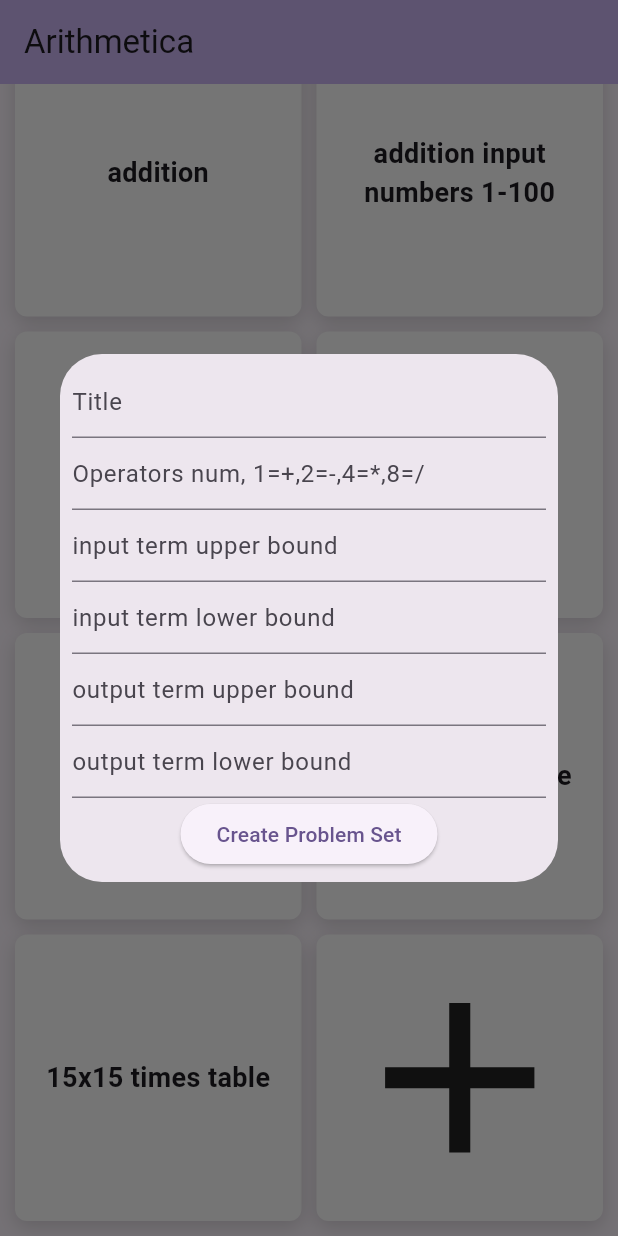
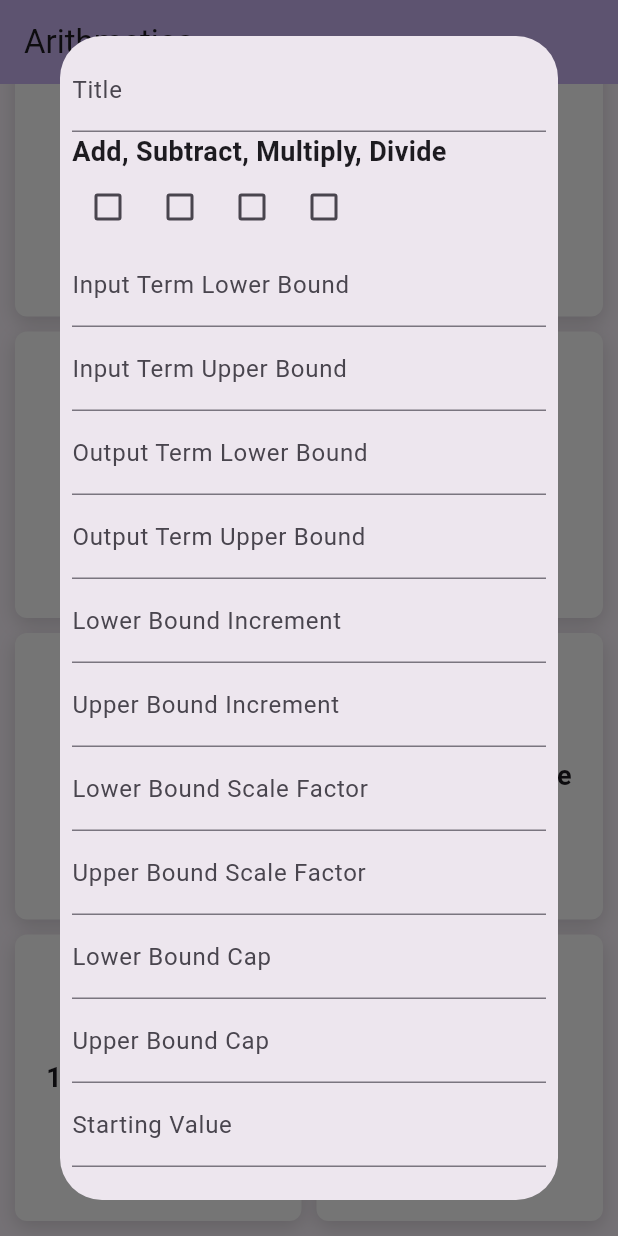
Before and after one commit to kowandiki/arithmetica, a Flutter app: the screen it shows after launch, scrolled down 46 dp, after a tap on the "add" icon, on a phone screen of 412 x 824 dp. Run offline on Flutter 3.47's test engine with Material 3 defaults, Android fonts, the phone set to English and light mode, and no system bars; our stand-ins replace sqflite; accounts and stored records are empty.

Commit message:
add missing fields to new problem set creation, allow editing and deleting of problem sets. Default problem sets are now stored in db

```diff
--- a/lib/db/database_helper.dart
+++ b/lib/db/database_helper.dart
@@ -7,6 +7,7 @@ import 'package:sqflite/sqflite.dart';
 
 class DatabaseHelper {
   static final String problemSetsTable = "problem_sets";
+  static final String flagTable = "flags";
   static final String databaseName = "arithmetica.db";
   static String? databasePath;
   static Database? db;
@@ -14,7 +15,12 @@ class DatabaseHelper {
   static Future<void> init() async {
     DatabaseHelper.databasePath = await getDatabasesPath();
     DatabaseHelper.db = await openDatabase("$databasePath/$databaseName");
+
     await createTables();
+
+    if (await DatabaseHelper.getMaxProblemSetId() == 0) {
+      await DatabaseHelper.insertInitialProblemSets();
+    }
   }
 
   static Future<void> createTables() async {
@@ -27,7 +33,7 @@ class DatabaseHelper {
       CREATE TABLE IF NOT EXISTS $problemSetsTable (
         id INTEGER PRIMARY KEY AUTOINCREMENT,
 
-        title TEXT,
+        title TEXT NOT NULL,
 
         operators INTEGER,
 
@@ -69,6 +75,87 @@ class DatabaseHelper {
     if (db == null) {
       await DatabaseHelper.init();
     }
+    insertProblemSet(ArithmeticSettings(
+      id: 0,
+      title: "addition",
+      operators: Operators.addition,
+      outputTermLowerBound: 1,
+      outputTermUpperBound: 20,
+      inputTermLowerBound: 1,
+      inputTermUpperBound: 20,
+      lowerBoundIncrement: 5,
+      upperBoundIncrement: 5,
+      lowerBoundScaleFactor: 1.05,
+      upperBoundScaleFactor: 1.05
+    ));
+
+    insertProblemSet(ArithmeticSettings(
+      id: 1,
+      title: "addition input numbers 1-100",
+      operators: Operators.addition,
+      inputTermLowerBound: 1,
+      inputTermUpperBound: 100,
+      lowerBoundIncrement: 0,
+      upperBoundIncrement: 0,
+    ));
+
+    insertProblemSet(ArithmeticSettings(
+      id: 2,
+      title: "subtraction",
+      operators: Operators.subtraction,
+      outputTermLowerBound: 1,
+      outputTermUpperBound: 20,
+      inputTermLowerBound: 1,
+      inputTermUpperBound: 20,
+      lowerBoundIncrement: 5,
+      upperBoundIncrement: 5,
+      lowerBoundScaleFactor: 1.05,
+      upperBoundScaleFactor: 1.05
+    ));
+
+    insertProblemSet(ArithmeticSettings(
+      id: 3,
+      title: "multiplication",
+      operators: Operators.multiplication,
+      outputTermLowerBound: 5,
+      outputTermUpperBound: 20,
+      lowerBoundIncrement: 0,
+      upperBoundIncrement: 5,
+      lowerBoundScaleFactor: 1.04,
+      upperBoundScaleFactor: 1.05,
+    ));
+
+    insertProblemSet(ArithmeticSettings(
+      id: 4,
+      title: "division",
+      operators: Operators.division,
+      outputTermLowerBound: 1,
+      outputTermUpperBound: 20,
+      lowerBoundIncrement: 5,
+      upperBoundIncrement: 5,
+      lowerBoundScaleFactor: 1.05,
+      upperBoundScaleFactor: 1.05,
+    ));
+
+    insertProblemSet(ArithmeticSettings(
+      id: 5,
+      title: "12x12 times table",
+      operators: Operators.multiplication,
+      inputTermLowerBound: 2,
+      inputTermUpperBound: 12,
+      outputTermLowerBound: 1,
+      outputTermUpperBound: 200,
+    ));
+
+    insertProblemSet(ArithmeticSettings(
+      id: 6,
+      title: "15x15 times table",
+      operators: Operators.multiplication,
+      inputTermLowerBound: 2,
+      inputTermUpperBound: 15,
+      outputTermLowerBound: 1,
+      outputTermUpperBound: 200,
+    ));
 
   }
 
--- a/lib/main.dart
+++ b/lib/main.dart
@@ -1,8 +1,8 @@
 import 'package:arithmetica/db/database_helper.dart';
 import 'package:arithmetica/settings/arithmetic_settings.dart';
+import 'package:arithmetica/widgets/modify_problem_set_dialog.dart';
 import 'package:flutter/material.dart';
-import 'package:arithmetica/pages/arithmetic.dart';
-import 'package:arithmetica/tile.dart';
+import 'package:arithmetica/widgets/tile.dart';
 
 void main() {
   runApp(const MyApp());
@@ -41,13 +41,6 @@ class MyHomePage extends StatefulWidget {
 
 class _MyHomePageState extends State<MyHomePage> {
 
-  final TextEditingController _titleController = TextEditingController();
-  final TextEditingController _operatorsController = TextEditingController();
-  final TextEditingController _inputTermUpperBoundController = TextEditingController();
-  final TextEditingController _inputTermLowerBoundController = TextEditingController();
-  final TextEditingController _outputTermUpperBoundController = TextEditingController();
-  final TextEditingController _outputTermLowerBoundController = TextEditingController();
-
   void createNewProblemSet(ArithmeticSettings settings) async {
 
     debugPrint("${await DatabaseHelper.getAllProblemSets()}");
@@ -75,6 +68,7 @@ class _MyHomePageState extends State<MyHomePage> {
     problemSets.add(
       Tile(
         problemSetSettings: newSettings,
+        deleteTile: deleteTile,
       )
     );
 
@@ -87,148 +81,26 @@ class _MyHomePageState extends State<MyHomePage> {
     debugPrint("new problem set added to the db");
   }
 
-  Dialog createNewProblemDialog() {
-    return Dialog(
-      child: Padding(
-        padding: const EdgeInsets.all(8.0),
-        child: Column(
-          mainAxisSize: MainAxisSize.min,
-          children: [
-            TextField(controller: _titleController,
-              decoration: InputDecoration(hintText: "Title"),),
-            TextField(controller: _operatorsController,
-              decoration: InputDecoration(hintText: "Operators num, 1=+,2=-,4=*,8=/"),
-              keyboardType: TextInputType.numberWithOptions(decimal: false),),
-            TextField(controller: _inputTermUpperBoundController,
-              decoration: InputDecoration(hintText: "input term upper bound"),
-              keyboardType: TextInputType.numberWithOptions(decimal: false),),
-            TextField(controller: _inputTermLowerBoundController,
-            decoration: InputDecoration(hintText: "input term lower bound"),
-            keyboardType: TextInputType.numberWithOptions(decimal: false),),
-            TextField(controller: _outputTermUpperBoundController,
-            decoration: InputDecoration(hintText: "output term upper bound"),
-            keyboardType: TextInputType.numberWithOptions(decimal: false),),
-            TextField(controller: _outputTermLowerBoundController,
-            decoration: InputDecoration(hintText: "output term lower bound"),
-            keyboardType: TextInputType.numberWithOptions(decimal: false),),
-            ElevatedButton(
-              child: Text("Create Problem Set"),
-              onPressed: () {
+  void deleteTile(int? id) {
+    // find tile with matching id and remove it from the list
+    // remove problem set from db
+    if (id == null) {
+      return;
+    }
 
-                ArithmeticSettings settings = ArithmeticSettings(
-                  id: -1,
-                  title: _titleController.text.isEmpty ? "New Problem Set" : _titleController.text,
-                  operators: int.tryParse(_operatorsController.text) ?? 0,
-                  inputTermLowerBound: int.tryParse(_inputTermLowerBoundController.text),
-                  inputTermUpperBound: int.tryParse(_inputTermUpperBoundController.text),
-                  outputTermLowerBound: int.tryParse(_outputTermLowerBoundController.text),
-                  outputTermUpperBound: int.tryParse(_outputTermUpperBoundController.text),
-                );
+    for (int i = 0; i < problemSets.length; i++) {
+      if (problemSets[i].problemSetSettings.id != null && problemSets[i].problemSetSettings.id! == id) {
+        problemSets.removeAt(i);
+        break;
+      }
+    }
+    DatabaseHelper.removeProblemSet(id);
 
-                createNewProblemSet(settings);
-
-                Navigator.pop(context);
-              },
-            )
-          ]
-        )
-      )
-    );
+    setState((){});
   }
 
-  List<Tile> problemSets =
-  [
-    Tile(
-      problemSetSettings: ArithmeticSettings(
-        id: -1,
-        title: "addition",
-        operators: Operators.addition,
-        outputTermLowerBound: 1,
-        outputTermUpperBound: 20,
-        inputTermLowerBound: 1,
-        inputTermUpperBound: 20,
-        lowerBoundIncrement: 5,
-        upperBoundIncrement: 5,
-        lowerBoundScaleFactor: 1.05,
-        upperBoundScaleFactor: 1.05
-      ),
-    ),
-    Tile(
-      problemSetSettings: ArithmeticSettings(
-        id: 1,
-        title: "addition input numbers 1-100",
-        operators: Operators.addition,
-        inputTermLowerBound: 1,
-        inputTermUpperBound: 100,
-        lowerBoundIncrement: 0,
-        upperBoundIncrement: 0,
-      ),
-    ),
-    Tile(
-      problemSetSettings: ArithmeticSettings(
-        id: 2,
-        title: "subtraction",
-        operators: Operators.subtraction,
-        outputTermLowerBound: 1,
-        outputTermUpperBound: 20,
-        inputTermLowerBound: 1,
-        inputTermUpperBound: 20,
-        lowerBoundIncrement: 5,
-        upperBoundIncrement: 5,
-        lowerBoundScaleFactor: 1.05,
-        upperBoundScaleFactor: 1.05
-      ),
-    ),
-    Tile(
-      problemSetSettings: ArithmeticSettings(
-        id: 3,
-        title: "multiplication",
-        operators: Operators.multiplication,
-        outputTermLowerBound: 5,
-        outputTermUpperBound: 20,
-        lowerBoundIncrement: 0,
-        upperBoundIncrement: 5,
-        lowerBoundScaleFactor: 1.04,
-        upperBoundScaleFactor: 1.05,
-      ),
-    ),
-    Tile(
-      problemSetSettings: ArithmeticSettings(
-        id: 4,
-        title: "division",
-        operators: Operators.division,
-        outputTermLowerBound: 1,
-        outputTermUpperBound: 20,
-        lowerBoundIncrement: 5,
-        upperBoundIncrement: 5,
-        lowerBoundScaleFactor: 1.05,
-        upperBoundScaleFactor: 1.05,
-      ),
-    ),
-    Tile(
-      problemSetSettings: ArithmeticSettings(
-        id: 5,
-        title: "12x12 times table",
-        operators: Operators.multiplication,
-        inputTermLowerBound: 2,
-        inputTermUpperBound: 12,
-        outputTermLowerBound: 1,
-        outputTermUpperBound: 200,
-      ),
-    ),
+  List<Tile> problemSets = [];
 
-    Tile(
-      problemSetSettings: ArithmeticSettings(
-        id: 6,
-        title: "15x15 times table",
-        operators: Operators.multiplication,
-        inputTermLowerBound: 2,
-        inputTermUpperBound: 15,
-        outputTermLowerBound: 1,
-        outputTermUpperBound: 200,
-      ),
-    ),
-  ];
 
   final BoxDecoration boxDecoration = BoxDecoration(
     color: Colors.white,
@@ -249,12 +121,16 @@ class _MyHomePageState extends State<MyHomePage> {
     super.initState();
 
     addNewProblemSet = GestureDetector(
-      onTap: () {
+      onTap: () async {
         debugPrint("$problemSets");
-        showDialog(
+        final result = await showDialog(
           context: context,
-          builder: (BuildContext context) => createNewProblemDialog()
+          builder: (BuildContext context) => ModifyProblemSetDialog()
         );
+
+        if (result != null) {
+          createNewProblemSet(result!);
+        }
       },
       child: Container(
         decoration: boxDecoration,
@@ -265,11 +141,17 @@ class _MyHomePageState extends State<MyHomePage> {
       ),
     );
 
+    problemSets = [
+      //
+    ];
+
     loadProblemSetsFromDB();
+
+
   }
 
   void loadProblemSetsFromDB() async {
-    problemSets += (await DatabaseHelper.getAllProblemSets()).map((e) => Tile(problemSetSettings: e)).toList();
+    problemSets += (await DatabaseHelper.getAllProblemSets()).map((e) => Tile(problemSetSettings: e, deleteTile: deleteTile,)).toList();
 
     setState((){});
   }
--- a/lib/pages/arithmetic.dart
+++ b/lib/pages/arithmetic.dart
@@ -7,13 +7,7 @@ import 'package:arithmetica/util.dart';
 import 'package:flutter/material.dart';
 import 'package:flutter/services.dart';
 
-/// bitwise OR these operators together to get more types of operands on the Arithmetic Page
-class Operators {
-  static const addition = 0x1;
-  static const subtraction = 0x2;
-  static const multiplication = 0x4;
-  static const division = 0x8;
-}
+
 
 /// Page for generating and testing the user with basic arithmetic operations (addition, subtraction, multiplication, and division). <br>
 /// This page will automatically exit if the [targetValue] is reached, or if the upper and lower bounds equal.
--- a/lib/settings/arithmetic_settings.dart
+++ b/lib/settings/arithmetic_settings.dart
@@ -1,6 +1,14 @@
 
 
 import 'package:arithmetica/settings/problem_set_settings.dart';
+
+/// bitwise OR these operators together to get more types of operands on the Arithmetic Page
+class Operators {
+  static const addition = 0x1;
+  static const subtraction = 0x2;
+  static const multiplication = 0x4;
+  static const division = 0x8;
+}
 
 class ArithmeticSettings extends ProblemSetSettings {
   /// A bit vector representing which operators should be used when generating problems. <br>
--- a/lib/settings/problem_set_settings.dart
+++ b/lib/settings/problem_set_settings.dart
@@ -1,7 +1,7 @@
 
 abstract class ProblemSetSettings {
   /// Unique ID representing the problem set
-  final int id;
+  final int? id;
   /// Title of the problem set
   final String title;
   /// lowerBound is used in determining the RHS value. Particularly important for addition and multiplication
--- /dev/null
+++ b/lib/widgets/modify_problem_set_dialog.dart
@@ -0,0 +1,166 @@
+
+
+import 'package:arithmetica/settings/arithmetic_settings.dart';
+import 'package:arithmetica/settings/problem_set_settings.dart';
+import 'package:flutter/material.dart';
+
+class ModifyProblemSetDialog extends StatefulWidget {
+
+  final ProblemSetSettings? problemSetSettings;
+
+  const ModifyProblemSetDialog({
+    super.key,
+    this.problemSetSettings,
+  });
+
+  @override
+  State<ModifyProblemSetDialog> createState() => _ModifyProblemSetDialogState();
+
+}
+
+class _ModifyProblemSetDialogState extends State<ModifyProblemSetDialog> {
+
+  final TextEditingController _titleController = TextEditingController();
+  final TextEditingController _inputTermUpperBoundController = TextEditingController();
+  final TextEditingController _inputTermLowerBoundController = TextEditingController();
+  final TextEditingController _outputTermUpperBoundController = TextEditingController();
+  final TextEditingController _outputTermLowerBoundController = TextEditingController();
+  final TextEditingController _upperBoundIncrementController = TextEditingController();
+  final TextEditingController _lowerBoundIncrementController = TextEditingController();
+  final TextEditingController _upperBoundScaleFactorController = TextEditingController();
+  final TextEditingController _lowerBoundScaleFactorController = TextEditingController();
+  final TextEditingController _upperBoundCapController = TextEditingController();
+  final TextEditingController _lowerBoundCapController = TextEditingController();
+  final TextEditingController _startingValueController = TextEditingController();
+  final TextEditingController _targetValueController = TextEditingController();
+
+  int operators = 0;
+  bool allowNegativeInputValues = false;
+  bool allowNegativeOutputValues = false;
+
+  ProblemSetSettings getSettingsFromFields() {
+    int id = widget.problemSetSettings == null || widget.problemSetSettings!.id == null
+      ? -1 : widget.problemSetSettings!.id!;
+    return ArithmeticSettings(
+      id: id,
+      title: _titleController.text,
+      operators: operators,
+      inputTermLowerBound: int.tryParse(_inputTermLowerBoundController.text),
+      inputTermUpperBound: int.tryParse(_inputTermUpperBoundController.text),
+      outputTermLowerBound: int.tryParse(_outputTermLowerBoundController.text),
+      outputTermUpperBound: int.tryParse(_outputTermUpperBoundController.text),
+      upperBoundIncrement: int.tryParse(_upperBoundIncrementController.text),
+      lowerBoundIncrement: int.tryParse(_lowerBoundIncrementController.text),
+      upperBoundScaleFactor: double.tryParse(_upperBoundScaleFactorController.text),
+      lowerBoundScaleFactor: double.tryParse(_lowerBoundScaleFactorController.text),
+      upperBoundCap: int.tryParse(_upperBoundCapController.text),
+      lowerBoundCap: int.tryParse(_lowerBoundCapController.text),
+      startingValue: int.tryParse(_startingValueController.text),
+      targetValue: int.tryParse(_targetValueController.text),
+    );
+  }
+
+  @override
+  Widget build(BuildContext context) {
+    return Dialog(
+      child: Padding(
+        padding: const EdgeInsets.all(8.0),
+        child: ListView(
+          children: [
+            TextField(controller: _titleController,
+              decoration: InputDecoration(labelText: "Title")),
+            Text("Add, Subtract, Multiply, Divide"),
+            Row(
+              children: [
+                Checkbox( // addition
+                  value: operators & 1 != 0,
+                  onChanged: (value) {
+                    value! ? operators += 1 : operators -= 1;
+                    setState((){});
+                  }
+                ),
+                Checkbox( // subtraction
+                  value: operators & 2 != 0,
+                  onChanged: (value) {
+                    value! ? operators += 2 : operators -= 2;
+                    setState((){});
+                  }
+                ),
+                Checkbox( // multiplication
+                  value: operators & 4 != 0,
+                  onChanged: (value) {
+                    value! ? operators += 4 : operators -= 4;
+                    setState((){});
+                  }
+                ),
+                Checkbox( // division
+                  value: operators & 8 != 0,
+                  onChanged: (value) {
+                    value! ? operators += 8 : operators -= 8;
+                    setState((){});
+                  }
+                )
+              ]
+            ),
+            TextField(controller: _inputTermLowerBoundController,
+              decoration: InputDecoration(labelText: "Input Term Lower Bound")),
+            TextField(controller: _inputTermUpperBoundController,
+              decoration: InputDecoration(labelText: "Input Term Upper Bound")),
+            TextField(controller: _outputTermLowerBoundController,
+              decoration: InputDecoration(labelText: "Output Term Lower Bound")),
+            TextField(controller: _outputTermUpperBoundController,
+              decoration: InputDecoration(labelText: "Output Term Upper Bound")),
+            TextField(controller: _lowerBoundIncrementController,
+              decoration: InputDecoration(labelText: "Lower Bound Increment")),
+            TextField(controller: _upperBoundIncrementController,
+              decoration: InputDecoration(labelText: "Upper Bound Increment")),
+            TextField(controller: _lowerBoundScaleFactorController,
+              decoration: InputDecoration(labelText: "Lower Bound Scale Factor")),
+            TextField(controller: _upperBoundScaleFactorController,
+              decoration: InputDecoration(labelText: "Upper Bound Scale Factor")),
+            TextField(controller: _lowerBoundCapController,
+              decoration: InputDecoration(labelText: "Lower Bound Cap")),
+            TextField(controller: _upperBoundCapController,
+              decoration: InputDecoration(labelText: "Upper Bound Cap")),
+            TextField(controller: _startingValueController,
+              decoration: InputDecoration(labelText: "Starting Value")),
+            TextField(controller: _targetValueController,
+              decoration: InputDecoration(labelText: "Target Value")),
+
+
+
+            Text("Allow Negative Input values"),
+            Checkbox(
+              value: allowNegativeInputValues,
+              onChanged: (value) {
+                allowNegativeInputValues = !allowNegativeInputValues;
+                setState((){});
+              }
+            ),
+
+            Text("Allow Negative Output Values"),
+            Checkbox(
+              value: allowNegativeOutputValues,
+              onChanged: (value) {
+                allowNegativeOutputValues = !allowNegativeOutputValues;
+                setState((){});
+              }
+            ),
+
+            Row(
+              children: [
+                ElevatedButton(onPressed: () => Navigator.pop(context, -1), child: Text("Delete")),
+                Expanded(child: Container(),),
+                widget.problemSetSettings == null || widget.problemSetSettings!.id == null ?
+                  ElevatedButton(onPressed: () => Navigator.pop(context, getSettingsFromFields()), child: Text("Create")) :
+                  ElevatedButton(onPressed: () => Navigator.pop(context, getSettingsFromFields()), child: Text("Modify"))
+              ]
+            ),
+
+          ]
+        )
+      )
+    );
+  }
+
+}
--- a/lib/tile.dart
+++ b/lib/widgets/tile.dart
@@ -1,17 +1,19 @@
 
-import 'package:arithmetica/db/database_helper.dart';
 import 'package:arithmetica/settings/arithmetic_settings.dart';
 import 'package:arithmetica/settings/problem_set_settings.dart';
+import 'package:arithmetica/widgets/modify_problem_set_dialog.dart';
 import 'package:flutter/material.dart';
 import 'package:arithmetica/pages/arithmetic.dart';
 import 'package:flutter/services.dart';
 
 class Tile extends StatelessWidget {
   final ProblemSetSettings problemSetSettings;
+  final Function(int?) deleteTile;
 
   const Tile({
     super.key,
-    required this.problemSetSettings
+    required this.problemSetSettings,
+    required this.deleteTile,
   });
 
 
@@ -42,11 +44,17 @@ class Tile extends StatelessWidget {
 
         );
       },
-      onLongPress: () {
-        // this should ideally open a dialog to edit or delete the tile. For now, just delete
-        DatabaseHelper.removeProblemSet(problemSetSettings.id);
+      onLongPress: () async {
         HapticFeedback.heavyImpact();
-        // need a function callback to delete the widget and update state. For now, this is fine.
+
+        final result = await showDialog(
+          context: context,
+          builder: (BuildContext context) => ModifyProblemSetDialog(problemSetSettings: problemSetSettings),
+        );
+
+        if (result == -1) {
+          deleteTile(problemSetSettings.id);
+        }
       },
       child: Container(
         decoration: boxDecoration,
```
